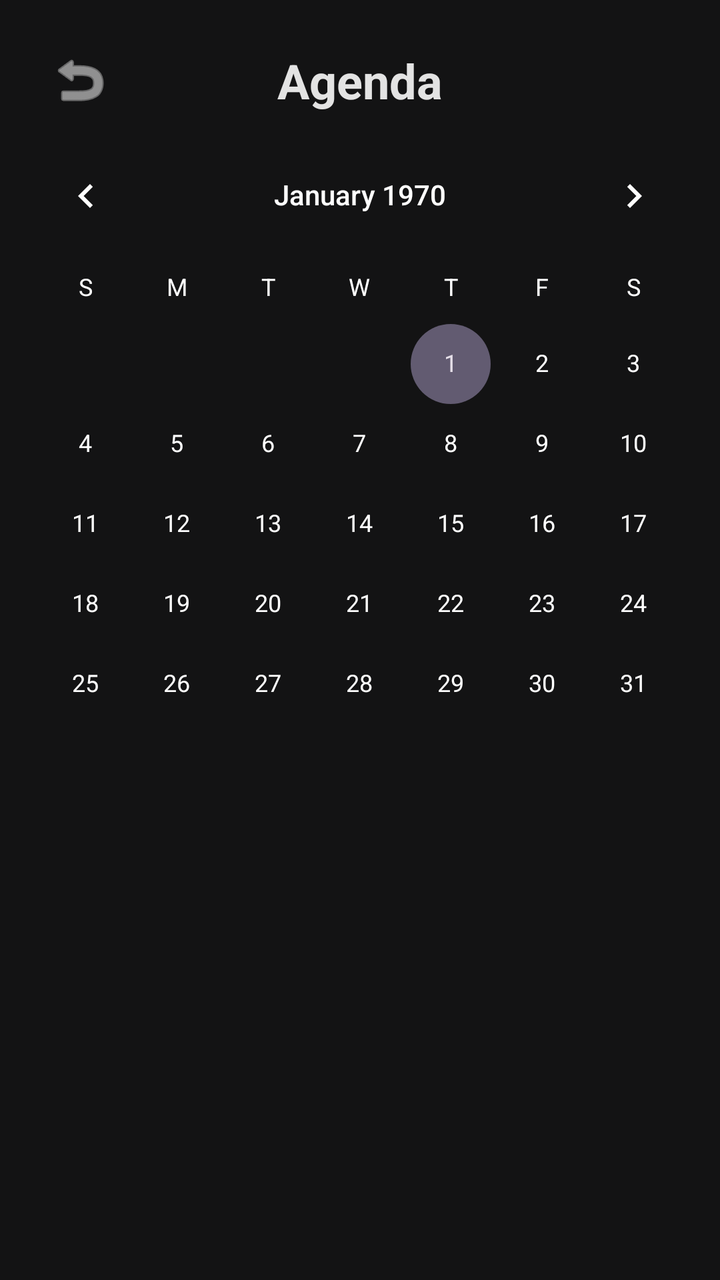
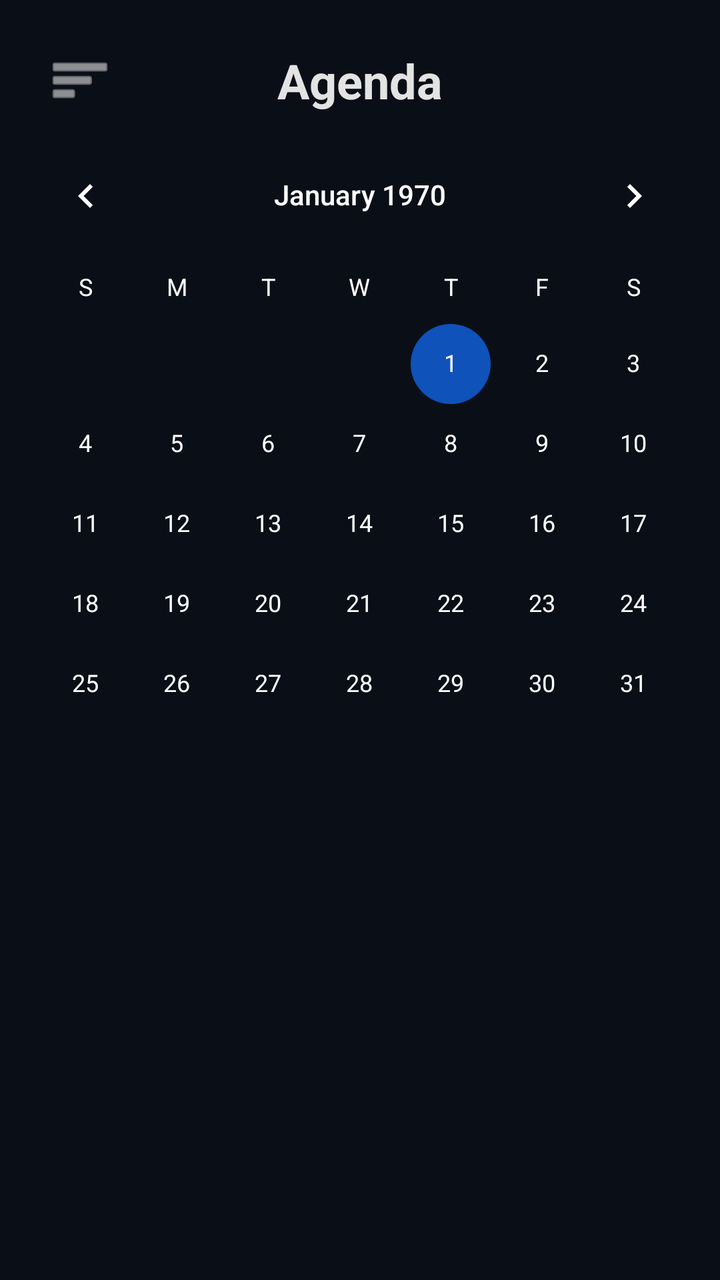

Two renders of the same Android screen: before a commit and after it. Below are the layout's source before the change and the commit's diff.
<!-- AndroidManifest.xml: application theme Theme.OrganizadorIA -->
<!-- res/layout/activity_agenda.xml -->
<?xml version="1.0" encoding="utf-8"?>
<androidx.constraintlayout.widget.ConstraintLayout
    xmlns:android="http://schemas.android.com/apk/res/android"
    xmlns:app="http://schemas.android.com/apk/res-auto"
    android:layout_width="match_parent"
    android:layout_height="match_parent"
    android:background="#131314"
    android:fitsSystemWindows="true">

    <ImageButton
        android:id="@+id/btnVoltar"
        android:layout_width="48dp"
        android:layout_height="48dp"
        android:layout_margin="16dp"
        android:background="?attr/selectableItemBackgroundBorderless"
        android:src="@android:drawable/ic_menu_revert"
        app:tint="#E3E3E3"
        app:layout_constraintTop_toTopOf="parent"
        app:layout_constraintStart_toStartOf="parent" />

    <TextView
        android:id="@+id/tituloAgenda"
        android:layout_width="wrap_content"
        android:layout_height="wrap_content"
        android:text="Agenda"
        android:textColor="#E3E3E3"
        android:textSize="24sp"
        android:textStyle="bold"
        app:layout_constraintBottom_toBottomOf="@id/btnVoltar"
        app:layout_constraintEnd_toEndOf="parent"
        app:layout_constraintStart_toStartOf="parent"
        app:layout_constraintTop_toTopOf="@id/btnVoltar" />

    <CalendarView
        android:id="@+id/calendarView"
        android:layout_width="match_parent"
        android:layout_height="wrap_content"
        android:theme="@style/CalendarioBranco"
        app:layout_constraintTop_toBottomOf="@id/btnVoltar"
        app:layout_constraintStart_toStartOf="parent"
        app:layout_constraintEnd_toEndOf="parent" />

    <TextView
        android:id="@+id/textVazio"
        android:layout_width="0dp"
        android:layout_height="wrap_content"
        android:layout_marginHorizontal="32dp"
        android:layout_marginTop="40dp"
        android:gravity="center"
        android:text="Sua agenda está livre! ✨\nQue tal planejar algo novo?"
        android:textColor="#8E8E8E"
        android:textSize="16sp"
        android:visibility="gone"
        app:layout_constraintEnd_toEndOf="parent"
        app:layout_constraintStart_toStartOf="parent"
        app:layout_constraintTop_toBottomOf="@id/calendarView" />

    <androidx.recyclerview.widget.RecyclerView
        android:id="@+id/listaAgenda"
        android:layout_width="0dp"
        android:layout_height="0dp"
        android:layout_marginTop="8dp"
        android:paddingHorizontal="16dp"
        app:layout_constraintBottom_toBottomOf="parent"
        app:layout_constraintEnd_toEndOf="parent"
        app:layout_constraintStart_toStartOf="parent"
        app:layout_constraintTop_toBottomOf="@id/calendarView" />

</androidx.constraintlayout.widget.ConstraintLayout>
<!-- resources referenced by this layout -->
<resources>
  <style name="CalendarioBranco" parent="Theme.Material3.DayNight.NoActionBar">
          <item name="android:textColorPrimary">@color/white</item>
          <item name="android:textColorSecondary">@color/white</item>
          <item name="android:colorAccent">@color/white</item>
      </style>
  <style name="Theme.OrganizadorIA" parent="Base.Theme.OrganizadorIA" />
  <color name="white">#FFFFFFFF</color>
  <style name="Base.Theme.OrganizadorIA" parent="Theme.Material3.DayNight.NoActionBar">
          
          
      </style>
</resources>

<!-- the commit's change to res/layout/activity_agenda.xml (unified diff, before → after) -->
@@ -1,69 +1,86 @@
 <?xml version="1.0" encoding="utf-8"?>
-<androidx.constraintlayout.widget.ConstraintLayout
+<androidx.drawerlayout.widget.DrawerLayout
     xmlns:android="http://schemas.android.com/apk/res/android"
     xmlns:app="http://schemas.android.com/apk/res-auto"
+    android:id="@+id/drawerLayout"
     android:layout_width="match_parent"
     android:layout_height="match_parent"
-    android:background="#131314"
+    android:background="@color/cor_fundo"
     android:fitsSystemWindows="true">
 
-    <ImageButton
-        android:id="@+id/btnVoltar"
-        android:layout_width="48dp"
-        android:layout_height="48dp"
-        android:layout_margin="16dp"
-        android:background="?attr/selectableItemBackgroundBorderless"
-        android:src="@android:drawable/ic_menu_revert"
-        app:tint="#E3E3E3"
-        app:layout_constraintTop_toTopOf="parent"
-        app:layout_constraintStart_toStartOf="parent" />
+    <androidx.constraintlayout.widget.ConstraintLayout
+        android:layout_width="match_parent"
+        android:layout_height="match_parent"
+        android:fitsSystemWindows="true">
 
-    <TextView
-        android:id="@+id/tituloAgenda"
+        <ImageButton
+            android:id="@+id/btnAbrirMenu"
+            android:layout_width="48dp"
+            android:layout_height="48dp"
+            android:layout_margin="16dp"
+            android:background="?attr/selectableItemBackgroundBorderless"
+            android:src="@android:drawable/ic_menu_sort_by_size"
+            app:tint="#E3E3E3"
+            app:layout_constraintTop_toTopOf="parent"
+            app:layout_constraintStart_toStartOf="parent" />
+
+        <TextView
+            android:id="@+id/tituloAgenda"
+            android:layout_width="wrap_content"
+            android:layout_height="wrap_content"
+            android:text="Agenda"
+            android:textColor="#E3E3E3"
+            android:textSize="24sp"
+            android:textStyle="bold"
+            app:layout_constraintBottom_toBottomOf="@id/btnAbrirMenu"
+            app:layout_constraintEnd_toEndOf="parent"
+            app:layout_constraintStart_toStartOf="parent"
+            app:layout_constraintTop_toTopOf="@id/btnAbrirMenu" />
+
+        <CalendarView
+            android:id="@+id/calendarView"
+            android:layout_width="match_parent"
+            android:layout_height="wrap_content"
+            android:theme="@style/CalendarioBranco"
+            app:layout_constraintTop_toBottomOf="@id/btnAbrirMenu"
+            app:layout_constraintStart_toStartOf="parent"
+            app:layout_constraintEnd_toEndOf="parent" />
+
+        <TextView
+            android:id="@+id/textVazio"
+            android:layout_width="0dp"
+            android:layout_height="wrap_content"
+            android:layout_marginHorizontal="32dp"
+            android:layout_marginTop="40dp"
+            android:gravity="center"
+            android:text="Sua agenda está livre! ✨\nQue tal planejar algo novo?"
+            android:textColor="#8E8E8E"
+            android:textSize="16sp"
+            android:visibility="gone"
+            app:layout_constraintEnd_toEndOf="parent"
+            app:layout_constraintStart_toStartOf="parent"
+            app:layout_constraintTop_toBottomOf="@id/calendarView" />
+
+        <androidx.recyclerview.widget.RecyclerView
+            android:id="@+id/listaAgenda"
+            android:layout_width="0dp"
+            android:layout_height="0dp"
+            android:layout_marginTop="8dp"
+            android:paddingHorizontal="16dp"
+            app:layout_constraintBottom_toBottomOf="parent"
+            app:layout_constraintEnd_toEndOf="parent"
+            app:layout_constraintStart_toStartOf="parent"
+            app:layout_constraintTop_toBottomOf="@id/calendarView" />
+
+    </androidx.constraintlayout.widget.ConstraintLayout>
+
+    <com.google.android.material.navigation.NavigationView
+        android:id="@+id/navView"
         android:layout_width="wrap_content"
-        android:layout_height="wrap_content"
-        android:text="Agenda"
-        android:textColor="#E3E3E3"
-        android:textSize="24sp"
-        android:textStyle="bold"
-        app:layout_constraintBottom_toBottomOf="@id/btnVoltar"
-        app:layout_constraintEnd_toEndOf="parent"
-        app:layout_constraintStart_toStartOf="parent"
-        app:layout_constraintTop_toTopOf="@id/btnVoltar" />
+        android:layout_height="match_parent"
+        android:layout_gravity="start"
+        android:background="#1E1F22"
+        app:itemTextColor="#E3E3E3"
+        app:menu="@menu/menu_lateral" />
 
-    <CalendarView
-        android:id="@+id/calendarView"
-        android:layout_width="match_parent"
-        android:layout_height="wrap_content"
-        android:theme="@style/CalendarioBranco"
-        app:layout_constraintTop_toBottomOf="@id/btnVoltar"
-        app:layout_constraintStart_toStartOf="parent"
-        app:layout_constraintEnd_toEndOf="parent" />
-
-    <TextView
-        android:id="@+id/textVazio"
-        android:layout_width="0dp"
-        android:layout_height="wrap_content"
-        android:layout_marginHorizontal="32dp"
-        android:layout_marginTop="40dp"
-        android:gravity="center"
-        android:text="Sua agenda está livre! ✨\nQue tal planejar algo novo?"
-        android:textColor="#8E8E8E"
-        android:textSize="16sp"
-        android:visibility="gone"
-        app:layout_constraintEnd_toEndOf="parent"
-        app:layout_constraintStart_toStartOf="parent"
-        app:layout_constraintTop_toBottomOf="@id/calendarView" />
-
-    <androidx.recyclerview.widget.RecyclerView
-        android:id="@+id/listaAgenda"
-        android:layout_width="0dp"
-        android:layout_height="0dp"
-        android:layout_marginTop="8dp"
-        android:paddingHorizontal="16dp"
-        app:layout_constraintBottom_toBottomOf="parent"
-        app:layout_constraintEnd_toEndOf="parent"
-        app:layout_constraintStart_toStartOf="parent"
-        app:layout_constraintTop_toBottomOf="@id/calendarView" />
-
-</androidx.constraintlayout.widget.ConstraintLayout>
+</androidx.drawerlayout.widget.DrawerLayout>
<!-- resource entries referenced after the edit -->
@@ -1,12 +1,19 @@
 <!-- resources referenced by this layout -->
 <resources>
+  <color name="cor_fundo">#0a0f17</color>
   <style name="CalendarioBranco" parent="Theme.Material3.DayNight.NoActionBar">
           <item name="android:textColorPrimary">@color/white</item>
           <item name="android:textColorSecondary">@color/white</item>
-          <item name="android:colorAccent">@color/white</item>
+          <item name="android:colorControlActivated">@color/azul_safira</item>
+          <item name="android:colorPrimary">@color/azul_safira</item>
+          <item name="android:colorAccent">@color/azul_safira</item>
+          <item name="colorPrimary">@color/azul_safira</item>
+          <item name="colorAccent">@color/azul_safira</item>
+          <item name="android:textColorPrimaryInverse">@color/white</item>
       </style>
   <style name="Theme.OrganizadorIA" parent="Base.Theme.OrganizadorIA" />
   <color name="white">#FFFFFFFF</color>
+  <color name="azul_safira">#0F52BA</color>
   <style name="Base.Theme.OrganizadorIA" parent="Theme.Material3.DayNight.NoActionBar">
           
           
